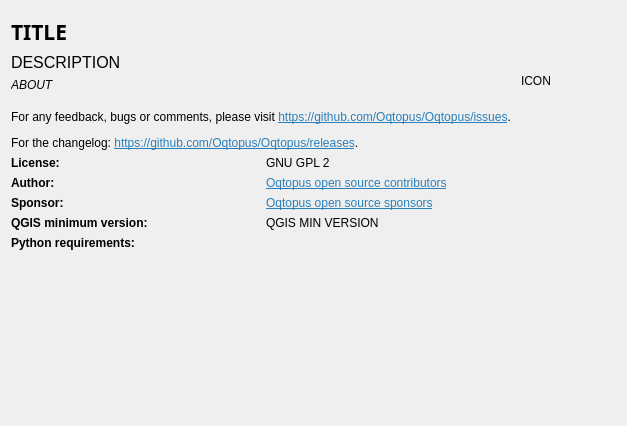
First picture: the form in oqtopus/ui/about_dialog.ui, repository ponceta/oqtopus, before the edit.
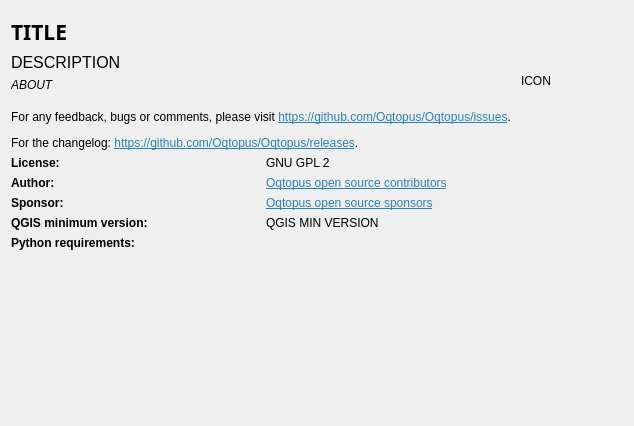
Second picture: the form after the edit.

```diff
--- a/oqtopus/ui/about_dialog.ui
+++ b/oqtopus/ui/about_dialog.ui
@@ -6,7 +6,7 @@
    <rect>
     <x>0</x>
     <y>0</y>
-    <width>627</width>
+    <width>634</width>
     <height>426</height>
    </rect>
   </property>
```
Left out of the diff: 46 changed lines with no effect on the pictures.
